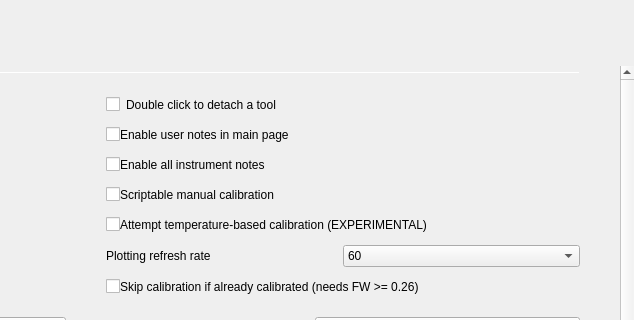
This is ui/preferences.ui in analogdevicesinc/scopy as Qt 5 draws it before an edit; both pictures show x 448 to 1082 and y 0 to 320 of the 1082 by 818 pixel window. The edited form follows.
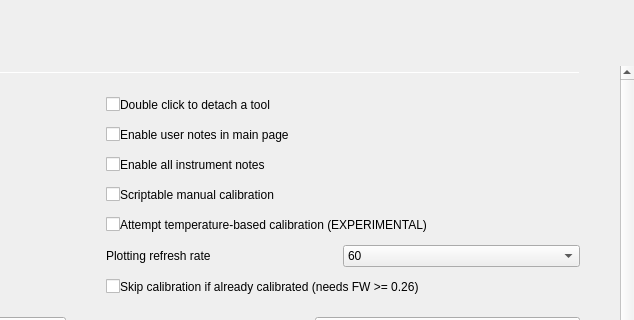
This is the edited form.

Commit message: gui: pref panel fix spacing for "Double click to detach" option

Diff of the .ui file:
```diff
--- a/ui/preferences.ui
+++ b/ui/preferences.ui
@@ -1473,6 +1473,9 @@
                <item row="0" column="1">
                 <widget class="QWidget" name="doubleClickToDetachWidget" native="true">
                  <layout class="QHBoxLayout" name="horizontalLayout_5">
+                  <property name="spacing">
+                   <number>0</number>
+                  </property>
                   <property name="leftMargin">
                    <number>0</number>
                   </property>
```
